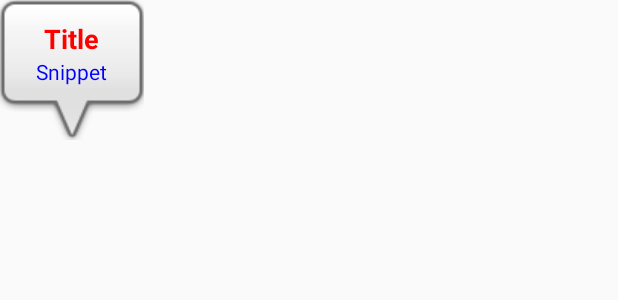
After one commit to JB772/Jome17wave, an Android app: the layout info_window.xml on its own in the app's theme, with its tools: preview values and no code run, on a phone screen of 412 x 824 dp. The commit adds this screen. Shown: the top 300 px of the screen. Run offline under Robolectric (Android 15) with nearby library versions, the phone set to English and light mode, and no system bars.

Commit message:
新增附近用戶功能

```diff
--- a/app/src/main/java/com/example/jome17wave/jome_map/MapDetailFragment.java
+++ b/app/src/main/java/com/example/jome17wave/jome_map/MapDetailFragment.java
@@ -124,6 +124,7 @@ public class MapDetailFragment extends Fragment {
         switch (item.getItemId()) {
             case android.R.id.home:
                 navController.popBackStack();
+//                navController.popBackStack(R.id.mapsFragment, false);
                 return true;
             default:
                 break;
--- a/app/src/main/res/layout/fragment_map.xml
+++ b/app/src/main/res/layout/fragment_map.xml
@@ -50,10 +50,12 @@
         app:layout_constraintTop_toBottomOf="@+id/appbar" />
 
     <LinearLayout
+        android:id="@+id/rvMaps"
         android:layout_width="0dp"
         android:layout_height="match_parent"
         android:layout_marginTop="535dp"
         android:orientation="vertical"
+        android:visibility="visible"
         app:layout_constraintBottom_toBottomOf="parent"
         app:layout_constraintEnd_toEndOf="parent"
         app:layout_constraintHorizontal_bias="0.5"
--- /dev/null
+++ b/app/src/main/res/layout/info_window.xml
@@ -0,0 +1,26 @@
+<?xml version="1.0" encoding="utf-8"?>
+<LinearLayout xmlns:android="http://schemas.android.com/apk/res/android"
+    android:layout_width="wrap_content"
+    android:layout_height="wrap_content"
+    android:background="@drawable/bubble"
+    android:orientation="vertical">
+
+    <TextView
+        android:id="@+id/tvTitle"
+        android:layout_width="wrap_content"
+        android:layout_height="wrap_content"
+        android:layout_gravity="center_horizontal"
+        android:text="Title"
+        android:textColor="#FF0000"
+        android:textSize="18sp"
+        android:textStyle="bold" />
+
+    <TextView
+        android:id="@+id/tvSnippet"
+        android:layout_width="wrap_content"
+        android:layout_height="wrap_content"
+        android:layout_gravity="center_horizontal"
+        android:text="Snippet"
+        android:textColor="#0000FF" />
+
+</LinearLayout>
--- a/app/src/main/res/menu/surf_side_menu.xml
+++ b/app/src/main/res/menu/surf_side_menu.xml
@@ -21,4 +21,8 @@
         android:id="@+id/allSurfPoint"
         android:title="@string/allSurfPoint" />
 
+    <item
+        android:id="@+id/nearUser"
+        android:title="@string/nearUser" />
+
 </menu>
--- a/app/src/main/res/values/strings.xml
+++ b/app/src/main/res/values/strings.xml
@@ -77,6 +77,7 @@
     <string name="female">女性</string>
     <string name="thirdsex">第三性</string>
     <string name="allSurfPoint">全台浪點</string>
+    <string name="nearUser">附近用戶</string>
     <string name="successRegister">註冊成功，請重新登入</string>
     <string name="passwordIsError">密碼確認錯誤</string>
 </resources>
```
Also changed, not shown: app/src/main/java/com/example/jome17wave/jome_map/MapFragment.java (+105 -6 lines), app/src/main/res/drawable/bubble.9.png (added).
